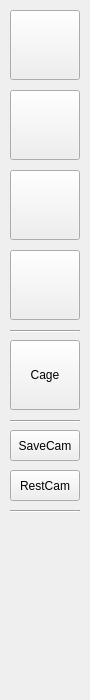
Above: GUI/toolsPanel.ui from cordafab/Cagelab before the change. Below: the same form after it.
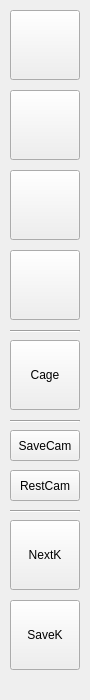
That is the form after the change.

Diff of the .ui file:
```diff
--- a/GUI/toolsPanel.ui
+++ b/GUI/toolsPanel.ui
@@ -159,6 +159,32 @@
      <enum>Qt::Horizontal</enum>
     </property>
    </widget>
+   <widget class="QPushButton" name="NextKey">
+    <property name="geometry">
+     <rect>
+      <x>10</x>
+      <y>520</y>
+      <width>70</width>
+      <height>70</height>
+     </rect>
+    </property>
+    <property name="text">
+     <string>NextK</string>
+    </property>
+   </widget>
+   <widget class="QPushButton" name="SaveKey">
+    <property name="geometry">
+     <rect>
+      <x>10</x>
+      <y>600</y>
+      <width>70</width>
+      <height>70</height>
+     </rect>
+    </property>
+    <property name="text">
+     <string>SaveK</string>
+    </property>
+   </widget>
   </widget>
  </widget>
  <resources/>
```
